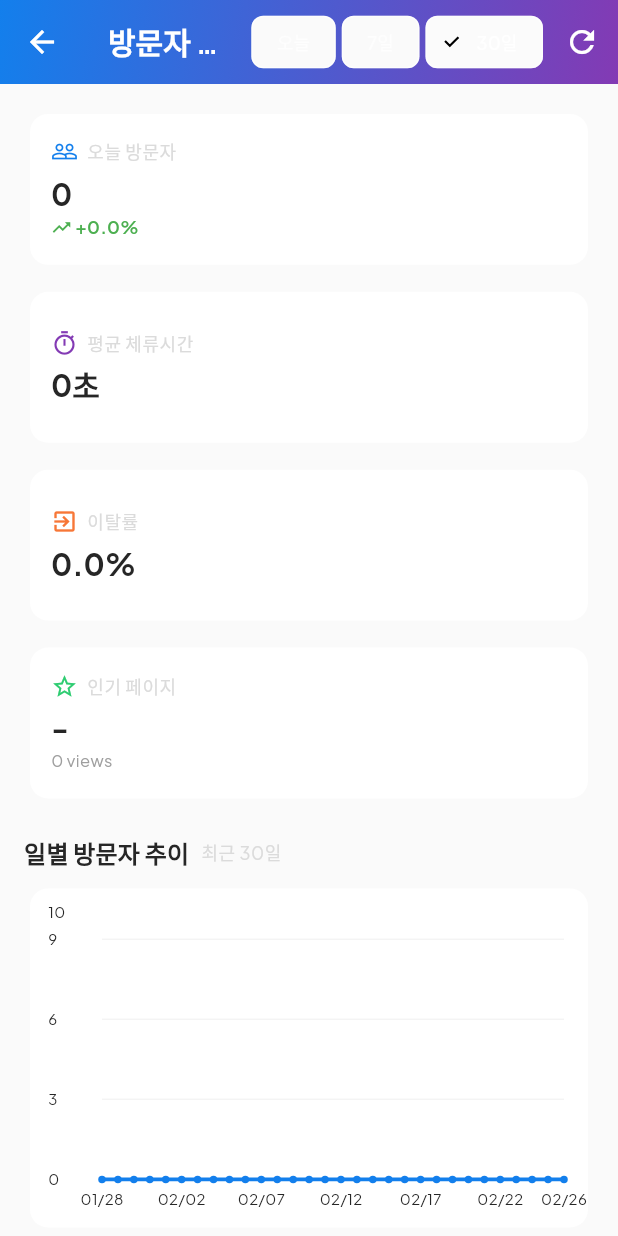
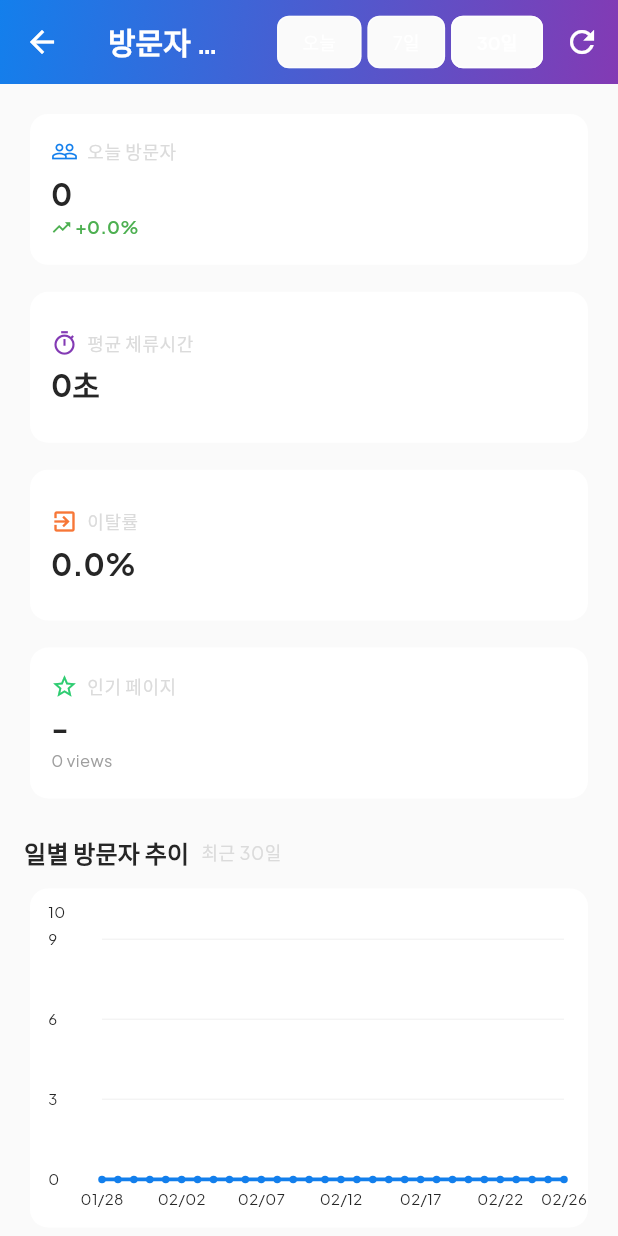
Before and after one commit to kiheonshin/instaclone, a Flutter app: the AdminAnalyticsScreen screen opened by its route, on a phone screen of 412 x 824 dp. Run offline on Flutter 3.47's test engine with Material 3 defaults, Android fonts, the phone set to English and light mode, and no system bars; drawn by our look-alikes of fl_chart; our stand-ins replace cached_network_image, dotted_border, flutter_riverpod, go_router, google_fonts, image_picker and 2 more; missing offline and left inert: dart:html, dart:js; accounts and stored records are empty.

Commit message:
fix: analytics date filter chips unreadable on gradient AppBar
Use WidgetStateProperty for chip colors so Material 3 respects
explicit white text and translucent backgrounds on the gradient.

Co-Authored-By: Claude Opus 4.6 <noreply@anthropic.com>

```diff
--- a/lib/admin/presentation/admin_analytics_screen.dart
+++ b/lib/admin/presentation/admin_analytics_screen.dart
@@ -49,26 +49,28 @@ class AdminAnalyticsScreen extends ConsumerWidget {
           onPressed: () => context.go('/admin'),
         ),
         actions: [
-          // Date filter chips
+          // Date filter chips – explicit colors for gradient AppBar
           ...AnalyticsDateFilter.values.map((f) {
             final selected = f == dateFilter;
             return Padding(
               padding: const EdgeInsets.symmetric(horizontal: 2),
               child: ChoiceChip(
-                label: Text(
-                  f.label,
-                  style: TextStyle(
-                    fontSize: 12,
-                    color: selected
-                        ? theme.colorScheme.onPrimary
-                        : theme.colorScheme.onPrimary.withOpacity(0.7),
-                  ),
+                label: Text(f.label),
+                labelStyle: TextStyle(
+                  fontSize: 12,
+                  fontWeight: selected ? FontWeight.w600 : FontWeight.normal,
+                  color: Colors.white,
                 ),
                 selected: selected,
-                selectedColor: Colors.white24,
-                backgroundColor: Colors.transparent,
+                showCheckmark: false,
+                color: WidgetStateProperty.resolveWith((states) {
+                  if (states.contains(WidgetState.selected)) {
+                    return Colors.white.withOpacity(0.25);
+                  }
+                  return Colors.white.withOpacity(0.08);
+                }),
                 side: BorderSide(
-                  color: theme.colorScheme.onPrimary.withOpacity(0.3),
+                  color: Colors.white.withOpacity(selected ? 0.6 : 0.3),
                 ),
                 onSelected: (_) {
                   ref.read(visitorDateFilterProvider.notifier).state = f;
```
